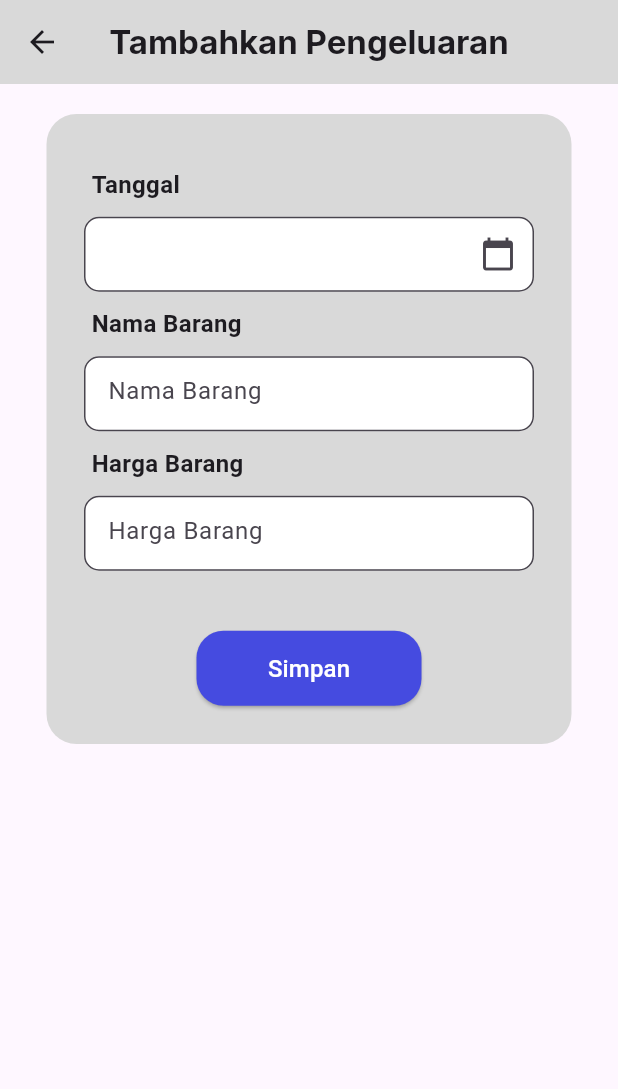
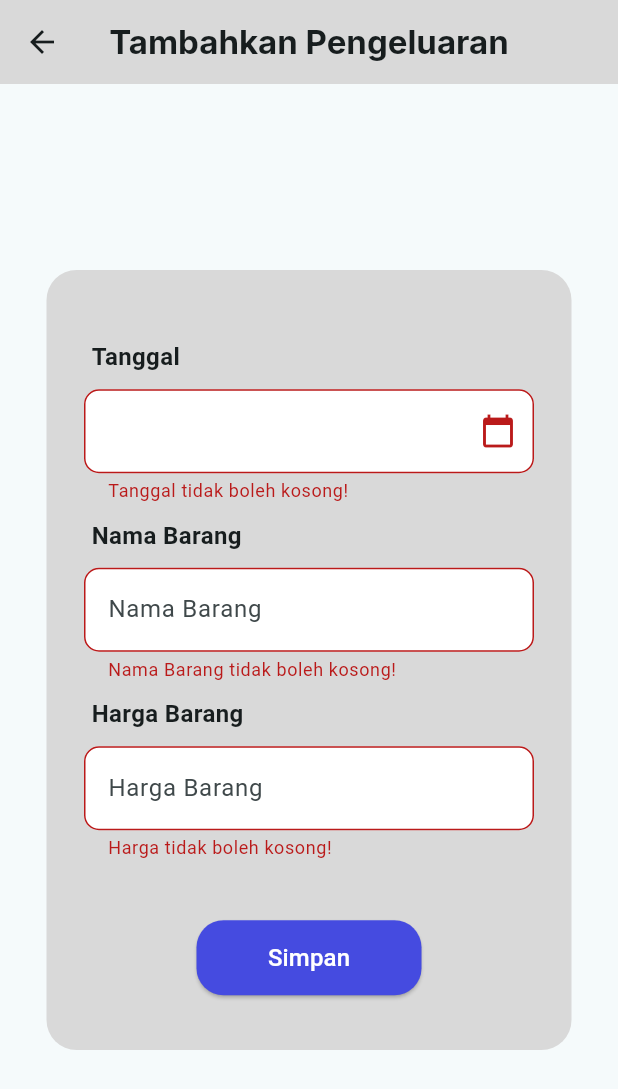
Before and after one commit to prgtyfzh/063_RedlenShoesCleaning, a Flutter app: the CreatePengeluaran screen opened directly, after a tap on "Simpan", on a phone screen of 412 x 824 dp. Shown: the top 1089 px of the screen. Run offline on Flutter 3.47's test engine with Material 2 defaults, Android fonts, the phone set to English and light mode, and no system bars; our stand-ins replace cloud_firestore, firebase_auth, firebase_core, google_fonts; accounts and stored records are empty.

Commit message:
fix code

```diff
--- a/lib/main.dart
+++ b/lib/main.dart
@@ -1,6 +1,6 @@
 import 'package:firebase_core/firebase_core.dart';
 import 'package:flutter/material.dart';
-import 'package:redlenshoescleaning/view/loginpage.dart';
+
 import 'package:redlenshoescleaning/view/splashscreen.dart';
 
 Future main() async {
@@ -18,7 +18,9 @@ class MyApp extends StatelessWidget {
       title: 'Flutter Demo',
       debugShowCheckedModeBanner: false,
       theme: ThemeData(
-        colorScheme: ColorScheme.fromSeed(seedColor: Colors.deepPurple),
+        colorScheme: ColorScheme.fromSeed(
+          seedColor: const Color(0xFFD9D9D9),
+        ),
         useMaterial3: true,
       ),
       home: const SplashScreen(),
--- a/lib/view/admin/pengeluaran/createpengeluaran.dart
+++ b/lib/view/admin/pengeluaran/createpengeluaran.dart
@@ -3,8 +3,6 @@ import 'package:google_fonts/google_fonts.dart';
 import 'package:intl/intl.dart';
 import 'package:redlenshoescleaning/controller/pengeluarancontroller.dart';
 import 'package:redlenshoescleaning/model/pengeluaranmodel.dart';
-import 'package:redlenshoescleaning/view/admin/dashboardadmin.dart';
-import 'package:redlenshoescleaning/view/admin/pengeluaran/pengeluaran.dart';
 
 class CreatePengeluaran extends StatefulWidget {
   const CreatePengeluaran({Key? key}) : super(key: key);
@@ -27,18 +25,6 @@ class _CreatePengeluaranState extends State<CreatePengeluaran> {
   Widget build(BuildContext context) {
     return Scaffold(
       appBar: AppBar(
-        leading: IconButton(
-          icon: const Icon(Icons.arrow_back),
-          onPressed: () {
-            Navigator.push(
-              context,
-              MaterialPageRoute(
-                builder: (context) => const DashboardAdmin(),
-              ),
-            );
-          },
-        ),
-        automaticallyImplyLeading: false,
         backgroundColor: const Color(0xFFD9D9D9),
         centerTitle: true,
         title: Text(
@@ -48,14 +34,13 @@ class _CreatePengeluaranState extends State<CreatePengeluaran> {
           ),
         ),
       ),
-      body: SafeArea(
+      body: Center(
         child: SingleChildScrollView(
-          child: Center(
           child: Padding(
             padding: const EdgeInsets.all(20.0),
             child: Container(
               width: 350,
-                height: 420,
+              height: 520,
               decoration: BoxDecoration(
                 color: const Color(0xFFD9D9D9),
                 borderRadius: BorderRadius.circular(20),
@@ -83,9 +68,8 @@ class _CreatePengeluaranState extends State<CreatePengeluaran> {
                           ),
                         ),
                       ),
-                        SizedBox(
+                      Container(
                         width: 300,
-                          height: 50,
                         child: TextFormField(
                           controller: _tanggalController,
                           decoration: InputDecoration(
@@ -100,13 +84,12 @@ class _CreatePengeluaranState extends State<CreatePengeluaran> {
                                 DateTime? tanggal = await showDatePicker(
                                   context: context,
                                   initialDate: DateTime.now(),
-                                    firstDate: DateTime(2000),
-                                    lastDate: DateTime(2100),
+                                  firstDate: DateTime(2023),
+                                  lastDate: DateTime(2025),
                                 );
-
                                 if (tanggal != null) {
-                                    selectedDate = DateFormat('dd-MM-yyyy')
-                                        .format(tanggal);
+                                  selectedDate =
+                                      DateFormat('dd-MM-yyyy').format(tanggal);
 
                                   setState(() {
                                     _tanggalController.text =
@@ -117,6 +100,12 @@ class _CreatePengeluaranState extends State<CreatePengeluaran> {
                             ),
                           ),
                           readOnly: true,
+                          validator: (value) {
+                            if (value == null || value.isEmpty) {
+                              return 'Tanggal tidak boleh kosong!';
+                            }
+                            return null;
+                          },
                         ),
                       ),
                       const Padding(
@@ -127,7 +116,7 @@ class _CreatePengeluaranState extends State<CreatePengeluaran> {
                         child: Align(
                           alignment: Alignment.centerLeft,
                           child: Text(
-                              'Nama Barang', // Teks di atas TextFormField
+                            'Nama Barang',
                             style: TextStyle(
                               fontSize: 16,
                               fontWeight: FontWeight.bold,
@@ -136,9 +125,8 @@ class _CreatePengeluaranState extends State<CreatePengeluaran> {
                           ),
                         ),
                       ),
-                        SizedBox(
+                      Container(
                         width: 300,
-                          height: 50,
                         child: TextFormField(
                           decoration: InputDecoration(
                             hintText: 'Nama Barang',
@@ -148,6 +136,12 @@ class _CreatePengeluaranState extends State<CreatePengeluaran> {
                             filled: true,
                             fillColor: Colors.white,
                           ),
+                          validator: (value) {
+                            if (value == null || value.isEmpty) {
+                              return 'Nama Barang tidak boleh kosong!';
+                            }
+                            return null;
+                          },
                           onChanged: (value) {
                             namabarang = value;
                           },
@@ -170,9 +164,8 @@ class _CreatePengeluaranState extends State<CreatePengeluaran> {
                           ),
                         ),
                       ),
-                        SizedBox(
+                      Container(
                         width: 300,
-                          height: 50,
                         child: TextFormField(
                           decoration: InputDecoration(
                             hintText: 'Harga Barang',
@@ -182,6 +175,12 @@ class _CreatePengeluaranState extends State<CreatePengeluaran> {
                             filled: true,
                             fillColor: Colors.white,
                           ),
+                          validator: (value) {
+                            if (value == null || value.isEmpty) {
+                              return 'Harga tidak boleh kosong!';
+                            }
+                            return null;
+                          },
                           onChanged: (value) {
                             hargabarang = value;
                           },
@@ -202,12 +201,7 @@ class _CreatePengeluaranState extends State<CreatePengeluaran> {
                                 content: Text('Pengeluaran Ditambahkan'),
                               ),
                             );
-                              Navigator.push(
-                                context,
-                                MaterialPageRoute(
-                                  builder: (context) => const Pengeluaran(),
-                                ),
-                              );
+                            Navigator.pop(context, true);
                           }
                         },
                         style: ElevatedButton.styleFrom(
@@ -233,7 +227,6 @@ class _CreatePengeluaranState extends State<CreatePengeluaran> {
           ),
         ),
       ),
-      ),
     );
   }
 }
```
Also changed, not shown: lib/view/admin/dashboardadmin.dart (+7 -1 lines), lib/view/admin/detaildaftarpesanan.dart (+2 -16 lines), lib/view/admin/pengeluaran/pengeluaran.dart (+14 -2 lines), lib/view/admin/pengeluaran/updatepengeluaran.dart (+28 -36 lines), lib/view/admin/treatment/createtreatment.dart (+24 -32 lines), lib/view/admin/treatment/treatment.dart (+14 -2 lines), lib/view/admin/treatment/updatetreatment.dart (+21 -30 lines), lib/view/registerpage.dart (+6 -4 lines), lib/view/user/createpesanan.dart (+44 -21 lines), lib/view/user/dashboarduser.dart (+4 -3 lines), lib/view/user/detailpesanan.dart (+30 -39 lines), pubspec.yaml (+6 -1 lines), pubspec.lock, 2 other files. Lines whose indentation alone changed are shown as unchanged.
